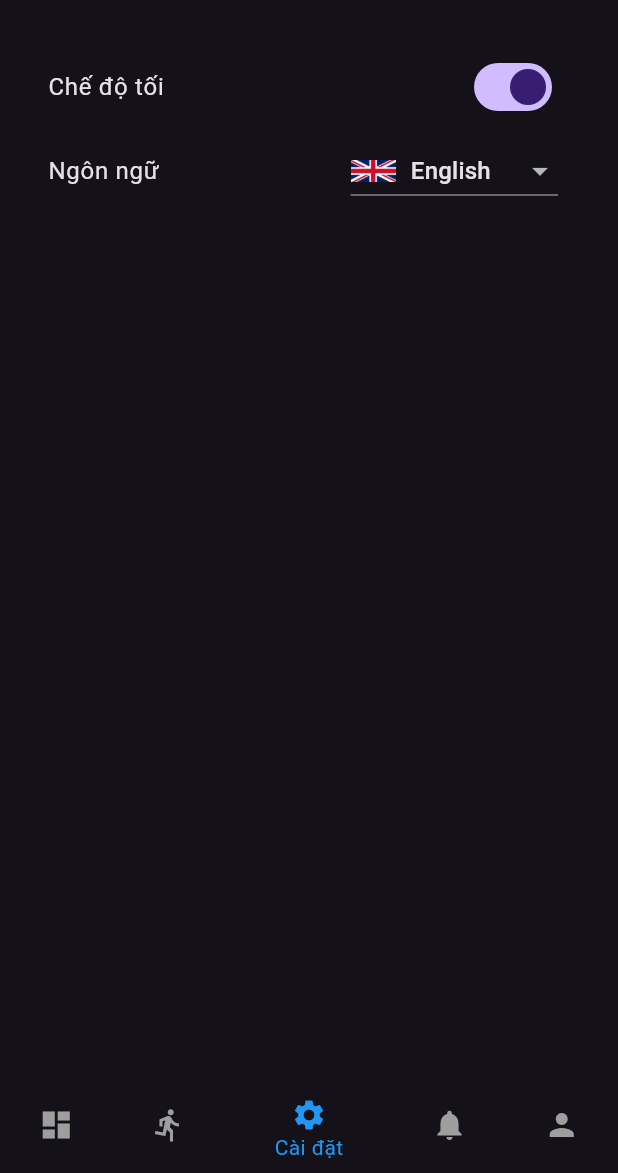
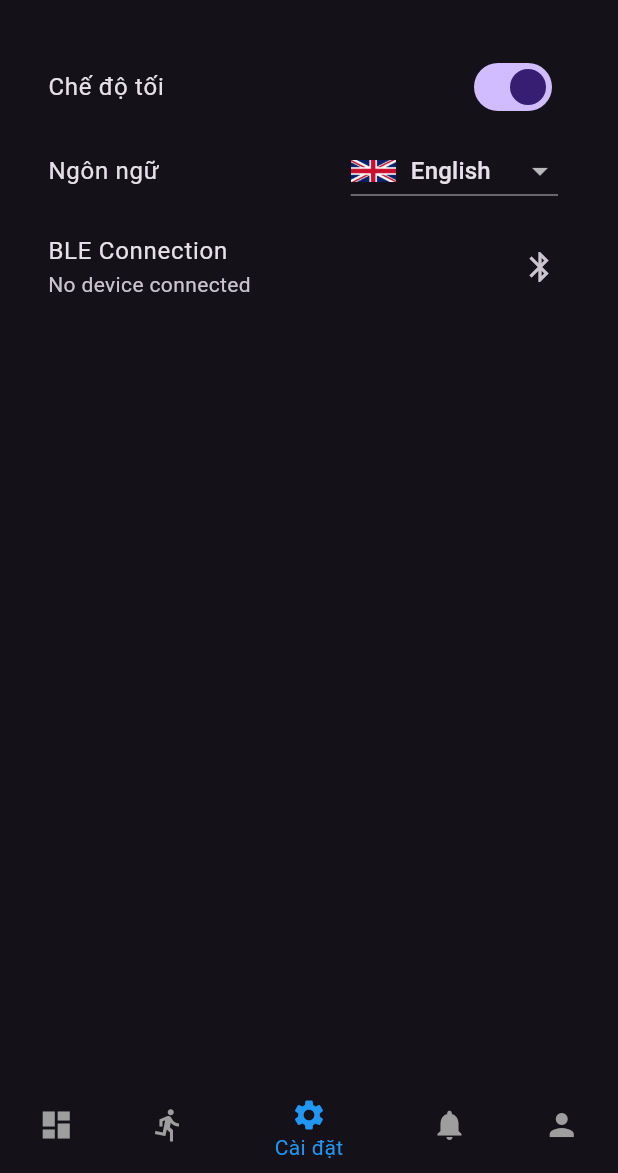
Before and after one commit to ACLAB-HCMUT/Thesis_MDT260_Application_Motion_Detection, a Flutter app: the screen it shows after launch, item 3 of the bottom bar chosen, on a phone screen of 412 x 824 dp, the part 63-1236 px from its top. Run offline on Flutter 3.47's test engine with Material 3 defaults, Android fonts, the light colour scheme and no system bars; our stand-ins replace fl_chart, flutter_blue_plus, permission_handler.

Commit message:
fix screens BLE

```diff
--- a/frontend/lib/screens/bluetooth_screen.dart
+++ b/frontend/lib/screens/bluetooth_screen.dart
@@ -16,6 +16,7 @@ class _BluetoothScreenState extends State<BluetoothScreen> {
   BluetoothDevice? _connectedDevice;
   bool _isScanning = false;
   final List<BluetoothDevice> _availableDevices = [];
+  BluetoothDevice? _connectingDevice; // Track the device being connected
 
   @override
   void initState() {
@@ -98,11 +99,22 @@ class _BluetoothScreenState extends State<BluetoothScreen> {
   }
 
   void _connectToDevice(BluetoothDevice device) async {
+    setState(() {
+      _connectingDevice = device; // Mark this device as connecting
+    });
+
     try {
       await _bluetoothService.connectToDevice(device);
+      setState(() {
+        _connectedDevice = device;
+        _connectingDevice = null; // Device connected, stop showing connecting state
+      });
       Navigator.pop(context, device);  // Trả về thiết bị sau khi kết nối thành công
       print('Đã kết nối với thiết bị: ${device.platformName}');
     } catch (e) {
+      setState(() {
+        _connectingDevice = null; // Stop showing connecting state in case of error
+      });
       print('Không thể kết nối với thiết bị: $e');
     }
   }
@@ -150,6 +162,7 @@ class _BluetoothScreenState extends State<BluetoothScreen> {
                     final device = _availableDevices[index];
                     return DeviceListTile(
                       device: device,
+                      isConnecting: _connectingDevice == device, // Show "Đang kết nối" for this device
                       onTap: () => _connectToDevice(device),
                     );
                   },
--- a/frontend/lib/screens/settings_screen.dart
+++ b/frontend/lib/screens/settings_screen.dart
@@ -1,11 +1,75 @@
 import 'package:flutter/material.dart';
 import 'package:provider/provider.dart';
+import 'package:flutter_blue_plus/flutter_blue_plus.dart';
 import '../main.dart';
 import '../l10n/app_localizations.dart';
 import '../providers/app_localization_provider.dart';
 
-class SettingsScreen extends StatelessWidget {
+class SettingsScreen extends StatefulWidget {
   const SettingsScreen({super.key});
+
+  @override
+  _SettingsScreenState createState() => _SettingsScreenState();
+}
+
+class _SettingsScreenState extends State<SettingsScreen> {
+  Future<List<BluetoothDevice>>? _connectedDevicesFuture;
+
+  @override
+  void initState() {
+    super.initState();
+    _connectedDevicesFuture =
+        _getConnectedDevices(); // Initialize the connected devices future
+  }
+
+  Future<List<BluetoothDevice>> _getConnectedDevices() async {
+    // Fetch and return the list of connected Bluetooth devices
+    return await FlutterBluePlus.connectedDevices;
+  }
+
+  // Function to disconnect all connected devices
+  Future<void> _disconnectAllDevices() async {
+    final devices = await FlutterBluePlus.connectedDevices;
+    for (final device in devices) {
+      await device.disconnect();
+    }
+
+    // After disconnecting, re-fetch the devices to update the UI
+    setState(() {
+      _connectedDevicesFuture =
+          _getConnectedDevices(); // Trigger UI rebuild with new data
+    });
+
+    ScaffoldMessenger.of(context).showSnackBar(
+      const SnackBar(content: Text('Disconnected from BLE device')),
+    );
+  }
+
+  // Function to show the confirmation dialog before disconnecting
+  Future<void> _showDisconnectConfirmation(BuildContext context) async {
+    final bool? confirm = await showDialog<bool>(
+      context: context,
+      builder: (context) => AlertDialog(
+        title: const Text('Disconnect BLE'),
+        content: const Text('Are you sure you want to disconnect?'),
+        actions: [
+          TextButton(
+            onPressed: () => Navigator.pop(context, false),
+            child: const Text('Cancel'),
+          ),
+          TextButton(
+            onPressed: () => Navigator.pop(context, true),
+            child: const Text('Disconnect'),
+          ),
+        ],
+      ),
+    );
+
+    if (confirm == true) {
+      // Proceed to disconnect the devices after confirmation
+      await _disconnectAllDevices();
+    }
+  }
 
   @override
   Widget build(BuildContext context) {
@@ -48,8 +112,8 @@ class SettingsScreen extends StatelessWidget {
                           width: 30,
                           height: 30,
                         ),
-                        SizedBox(width: 10),
-                        Text('English'),
+                        const SizedBox(width: 10),
+                        const Text('English'),
                       ],
                     ),
                   ),
@@ -70,6 +134,31 @@ class SettingsScreen extends StatelessWidget {
                 ],
               ),
             ),
+            FutureBuilder<List<BluetoothDevice>>(
+              future:
+                  _connectedDevicesFuture, // Use the updated future for connected devices
+              builder: (context, snapshot) {
+                String subtitle = 'No device connected'; // Default text
+
+                if (snapshot.connectionState == ConnectionState.done) {
+                  if (snapshot.hasData && snapshot.data!.isNotEmpty) {
+                    final device = snapshot.data!.first;
+                    subtitle =
+                        'Connected to ${device.name}'; // Show connected device's name
+                  }
+                }
+
+                return ListTile(
+                  title: const Text('BLE Connection'),
+                  subtitle: Text(subtitle),
+                  trailing: const Icon(Icons.bluetooth),
+                  onLongPress: () async {
+                    // Show confirmation dialog before disconnecting
+                    await _showDisconnectConfirmation(context);
+                  },
+                );
+              },
+            ),
           ],
         ),
       ),
```
Also changed, not shown: frontend/lib/components/device_list_tile.dart (+5 -2 lines), frontend/lib/screens/live_detection_screen.dart (+57 -51 lines).
